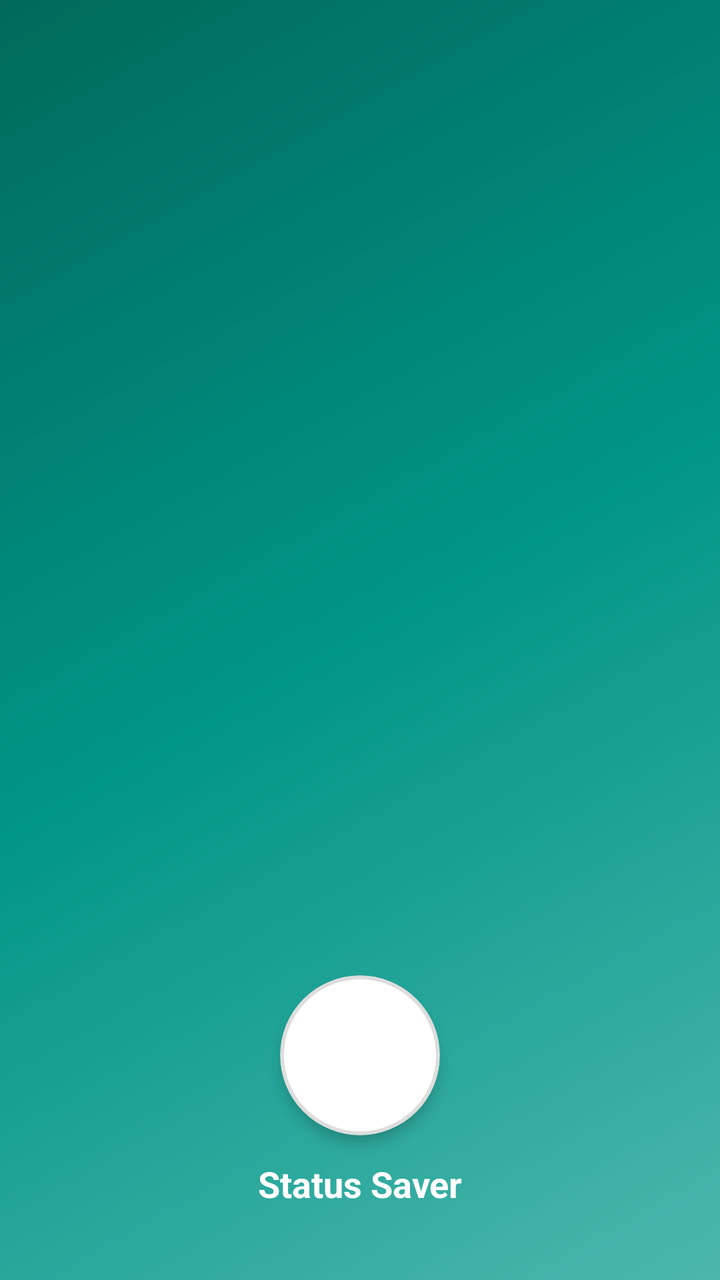
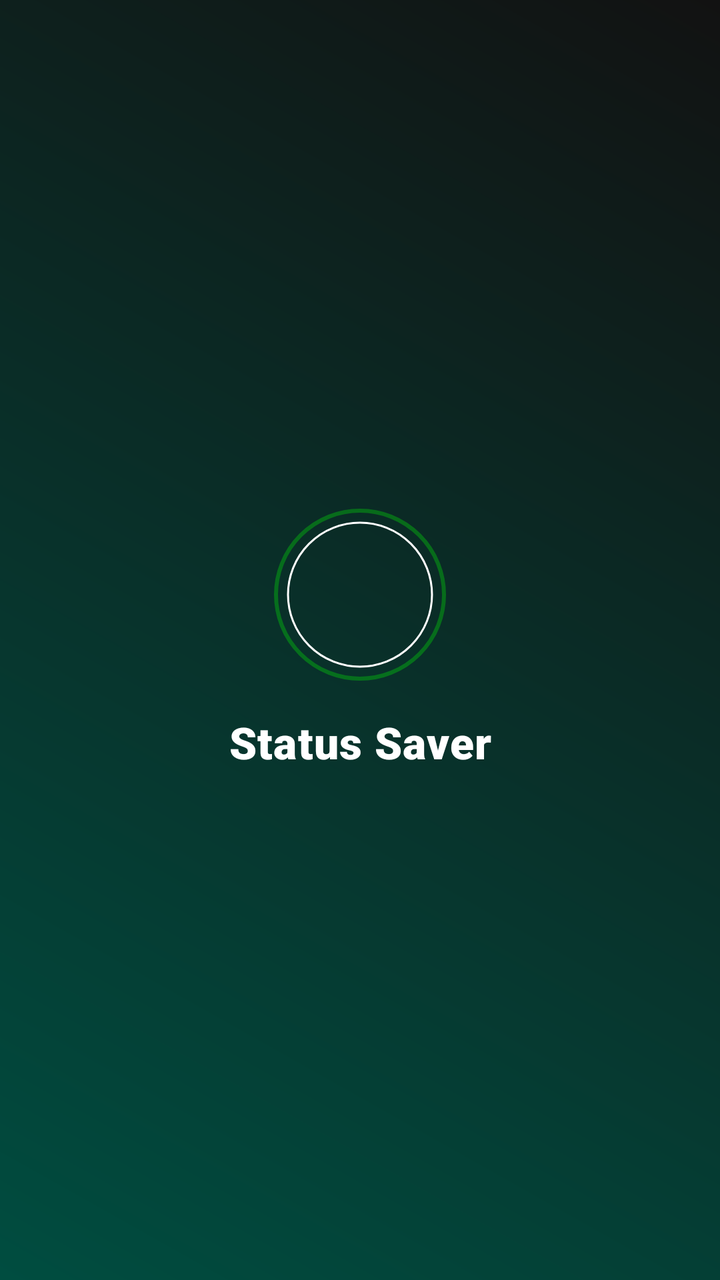

An Android layout rendered at two revisions. The XML below is the earlier revision; the diff shows what the commit changed to produce the second picture.
<!-- AndroidManifest.xml: application theme Theme.WhatsDownloadPlus -->
<!-- res/layout/nav_header_main.xml -->
<?xml version="1.0" encoding="utf-8"?>
<LinearLayout
    xmlns:android="http://schemas.android.com/apk/res/android"
    xmlns:app="http://schemas.android.com/apk/res-auto"
    android:layout_width="match_parent"
    android:layout_height="@dimen/nav_header_height"
    android:orientation="vertical"
    android:gravity="bottom|center_horizontal"
    android:paddingStart="16dp"
    android:paddingEnd="16dp"
    android:paddingTop="48dp"
    android:paddingBottom="24dp"
    android:background="@drawable/side_nav_bar"
    android:fitsSystemWindows="true"
    android:theme="@style/ThemeOverlay.AppCompat.Dark">

    
    <ImageView
        android:id="@+id/imageView"
        android:layout_width="80dp"
        android:layout_height="80dp"
        android:layout_gravity="center_horizontal"
        android:contentDescription="@string/nav_header_desc"
        android:scaleType="centerCrop"
        android:src="@mipmap/ic_launcher_round"
        android:background="@drawable/circle_background"
        android:elevation="4dp"
        android:clipToOutline="true"
        android:padding="0dp" />

    
    <TextView
        android:id="@+id/navHeaderTitle"
        android:layout_width="match_parent"
        android:layout_height="wrap_content"
        android:layout_marginTop="12dp"
        android:layout_marginBottom="12dp"
        android:text="@string/app_name"
        android:textColor="#FFFFFF"
        android:textSize="18sp"
        android:textStyle="bold"
        android:ellipsize="end"
        android:singleLine="true"
        android:gravity="center_horizontal" />


</LinearLayout>
<!-- resources referenced by this layout -->
<resources>
  <dimen name="nav_header_height">200dp</dimen>
  <!-- drawable circle_background (drawable) -->
  <?xml version="1.0" encoding="utf-8"?>
  <shape xmlns:android="http://schemas.android.com/apk/res/android"
      android:shape="oval">
  
      
      <solid android:color="#FFFFFF"/>
  
      
      <stroke
          android:width="2dp"
          android:color="#DDDDDD"/>
  
      
      <padding
          android:left="2dp"
          android:top="2dp"
          android:right="2dp"
          android:bottom="2dp"/>
  </shape>
  <!-- drawable side_nav_bar (drawable) -->
  <shape xmlns:android="http://schemas.android.com/apk/res/android"
      android:shape="rectangle">
      <gradient
          android:angle="135"
          android:centerColor="#009688"
          android:endColor="#00695C"
          android:startColor="#4DB6AC"
          android:type="linear" />
  </shape>
  <!-- mipmap ic_launcher_round (mipmap-anydpi-v26) -->
  <?xml version="1.0" encoding="utf-8"?>
  <adaptive-icon xmlns:android="http://schemas.android.com/apk/res/android">
      <background android:drawable="@drawable/ic_launcher_background"/>
      <foreground android:drawable="@mipmap/ic_launcher_foreground"/>
  </adaptive-icon>
  <string name="app_name">Status Saver</string>
  <string name="nav_header_desc">Navigation header</string>
  <style name="Theme.WhatsDownloadPlus" parent="Theme.MaterialComponents.DayNight.NoActionBar">
          <item name="colorPrimary">@color/whatsapp_green</item>
          <item name="colorPrimaryVariant">@color/whatsapp_dark_green</item>
          <item name="colorOnPrimary">@android:color/white</item>
  
          <item name="colorSecondary">@color/teal_200</item>
          <item name="colorSecondaryVariant">@color/teal_700</item>
          <item name="colorOnSecondary">@android:color/white</item>
  
          <item name="android:windowBackground">@android:color/white</item>
          <item name="android:colorBackground">@android:color/white</item>
  
          <item name="android:windowDisablePreview">false</item>
          <item name="android:windowIsTranslucent">false</item>
  
          <item name="android:navigationBarColor">@color/whatsapp_green</item>
          <item name="android:statusBarColor">@color/whatsapp_dark_green</item>
  
          <item name="android:textColor">@android:color/black</item>
      </style>
  <!-- drawable ic_launcher_background: vector/xml drawable (drawable, 4866 chars, omitted) -->
  <color name="whatsapp_green">#075E54</color>
  <color name="whatsapp_dark_green">#054C44</color>
  <color name="teal_200">#FF03DAC5</color>
  <color name="teal_700">#FF018786</color>
</resources>

<!-- the commit's change to res/layout/nav_header_main.xml (unified diff, before → after) -->
@@ -1,47 +1,52 @@
 <?xml version="1.0" encoding="utf-8"?>
-<LinearLayout
+<androidx.constraintlayout.widget.ConstraintLayout
     xmlns:android="http://schemas.android.com/apk/res/android"
     xmlns:app="http://schemas.android.com/apk/res-auto"
     android:layout_width="match_parent"
-    android:layout_height="@dimen/nav_header_height"
-    android:orientation="vertical"
-    android:gravity="bottom|center_horizontal"
-    android:paddingStart="16dp"
-    android:paddingEnd="16dp"
-    android:paddingTop="48dp"
-    android:paddingBottom="24dp"
+    android:layout_height="220dp"
     android:background="@drawable/side_nav_bar"
-    android:fitsSystemWindows="true"
+    android:padding="24dp"
     android:theme="@style/ThemeOverlay.AppCompat.Dark">
 
-    
-    <ImageView
+    <View
+        android:id="@+id/profileRing"
+        android:layout_width="86dp"
+        android:layout_height="86dp"
+        android:background="@drawable/circle_neon_border"
+        app:layout_constraintBottom_toTopOf="@+id/navHeaderTitle"
+        app:layout_constraintEnd_toEndOf="parent"
+        app:layout_constraintStart_toStartOf="parent"
+        app:layout_constraintTop_toTopOf="parent"
+        app:layout_constraintVertical_chainStyle="packed" />
+
+    <com.google.android.material.imageview.ShapeableImageView
         android:id="@+id/imageView"
-        android:layout_width="80dp"
-        android:layout_height="80dp"
-        android:layout_gravity="center_horizontal"
-        android:contentDescription="@string/nav_header_desc"
-        android:scaleType="centerCrop"
+        android:layout_width="76dp"
+        android:layout_height="76dp"
+        android:padding="2dp"
         android:src="@mipmap/ic_launcher_round"
-        android:background="@drawable/circle_background"
-        android:elevation="4dp"
-        android:clipToOutline="true"
-        android:padding="0dp" />
+        app:layout_constraintBottom_toBottomOf="@+id/profileRing"
+        app:layout_constraintEnd_toEndOf="@+id/profileRing"
+        app:layout_constraintStart_toStartOf="@+id/profileRing"
+        app:layout_constraintTop_toTopOf="@+id/profileRing"
+        app:shapeAppearanceOverlay="@style/ShapeAppearance.Material3.Corner.Full"
+        app:strokeColor="#FFFFFF"
+        app:strokeWidth="1dp" />
 
-    
     <TextView
         android:id="@+id/navHeaderTitle"
-        android:layout_width="match_parent"
+        android:layout_width="wrap_content"
         android:layout_height="wrap_content"
-        android:layout_marginTop="12dp"
-        android:layout_marginBottom="12dp"
+        android:layout_marginTop="16dp"
+        android:fontFamily="sans-serif-black"
+        android:letterSpacing="0.02"
         android:text="@string/app_name"
         android:textColor="#FFFFFF"
-        android:textSize="18sp"
+        android:textSize="22sp"
         android:textStyle="bold"
-        android:ellipsize="end"
-        android:singleLine="true"
-        android:gravity="center_horizontal" />
+        app:layout_constraintBottom_toBottomOf="parent"
+        app:layout_constraintEnd_toEndOf="parent"
+        app:layout_constraintStart_toStartOf="parent"
+        app:layout_constraintTop_toBottomOf="@+id/profileRing" />
 
-
-</LinearLayout>
+</androidx.constraintlayout.widget.ConstraintLayout>
<!-- resource entries referenced after the edit -->
@@ -1,34 +1,17 @@
 <!-- resources referenced by this layout -->
 <resources>
-  <dimen name="nav_header_height">200dp</dimen>
-  <!-- drawable circle_background (drawable) -->
+  <!-- drawable circle_neon_border (drawable) -->
   <?xml version="1.0" encoding="utf-8"?>
-  <shape xmlns:android="http://schemas.android.com/apk/res/android"
-      android:shape="oval">
-  
-      
-      <solid android:color="#FFFFFF"/>
-  
-      
-      <stroke
-          android:width="2dp"
-          android:color="#DDDDDD"/>
-  
-      
-      <padding
-          android:left="2dp"
-          android:top="2dp"
-          android:right="2dp"
-          android:bottom="2dp"/>
+  <shape xmlns:android="http://schemas.android.com/apk/res/android" android:shape="oval">
+      <stroke android:width="2dp" android:color="#4D00FF00" /> <padding android:bottom="4dp" android:left="4dp" android:right="4dp" android:top="4dp" />
   </shape>
   <!-- drawable side_nav_bar (drawable) -->
   <shape xmlns:android="http://schemas.android.com/apk/res/android"
       android:shape="rectangle">
       <gradient
-          android:angle="135"
-          android:centerColor="#009688"
-          android:endColor="#00695C"
-          android:startColor="#4DB6AC"
+          android:angle="45"
+          android:startColor="#004D40"
+          android:endColor="#121212"
           android:type="linear" />
   </shape>
   <!-- mipmap ic_launcher_round (mipmap-anydpi-v26) -->
@@ -38,31 +21,20 @@
       <foreground android:drawable="@mipmap/ic_launcher_foreground"/>
   </adaptive-icon>
   <string name="app_name">Status Saver</string>
-  <string name="nav_header_desc">Navigation header</string>
   <style name="Theme.WhatsDownloadPlus" parent="Theme.MaterialComponents.DayNight.NoActionBar">
           <item name="colorPrimary">@color/whatsapp_green</item>
           <item name="colorPrimaryVariant">@color/whatsapp_dark_green</item>
           <item name="colorOnPrimary">@android:color/white</item>
+          <item name="android:windowBackground">@android:color/white</item>
+          <item name="android:statusBarColor">@color/whatsapp_dark_green</item>
+          <item name="android:navigationBarColor">@android:color/white</item>
+          <item name="android:windowLightStatusBar" tools:targetApi="m">true</item>
   
-          <item name="colorSecondary">@color/teal_200</item>
-          <item name="colorSecondaryVariant">@color/teal_700</item>
-          <item name="colorOnSecondary">@android:color/white</item>
-  
-          <item name="android:windowBackground">@android:color/white</item>
-          <item name="android:colorBackground">@android:color/white</item>
-  
-          <item name="android:windowDisablePreview">false</item>
-          <item name="android:windowIsTranslucent">false</item>
-  
-          <item name="android:navigationBarColor">@color/whatsapp_green</item>
-          <item name="android:statusBarColor">@color/whatsapp_dark_green</item>
-  
-          <item name="android:textColor">@android:color/black</item>
+          <item name="windowSplashScreenAnimatedIcon" tools:targetApi="s">@android:color/transparent</item>
+          <item name="windowSplashScreenBackground" tools:targetApi="s">@android:color/white</item>
       </style>
   <!-- drawable ic_launcher_background: vector/xml drawable (drawable, 4866 chars, omitted) -->
   <color name="whatsapp_green">#075E54</color>
   <color name="whatsapp_dark_green">#054C44</color>
-  <color name="teal_200">#FF03DAC5</color>
-  <color name="teal_700">#FF018786</color>
 </resources>
 
